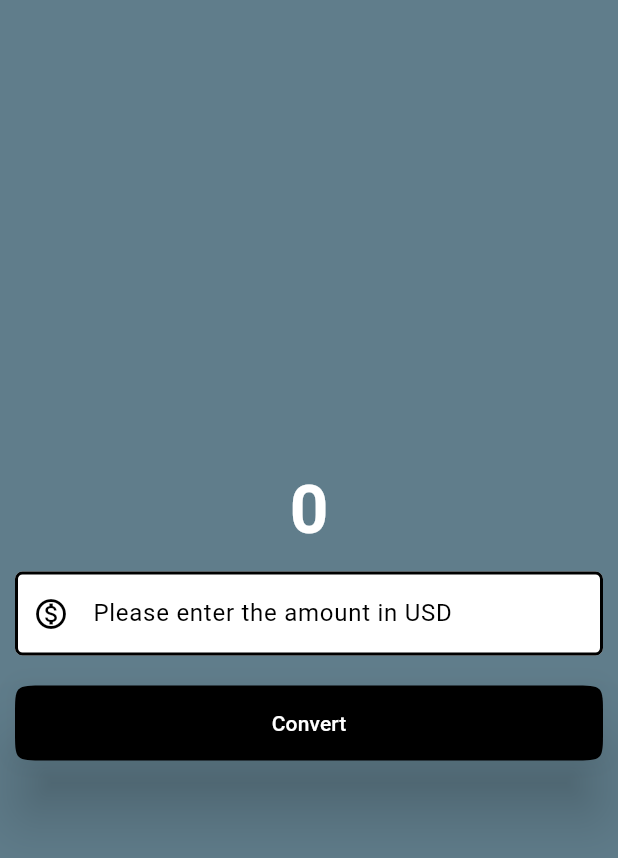
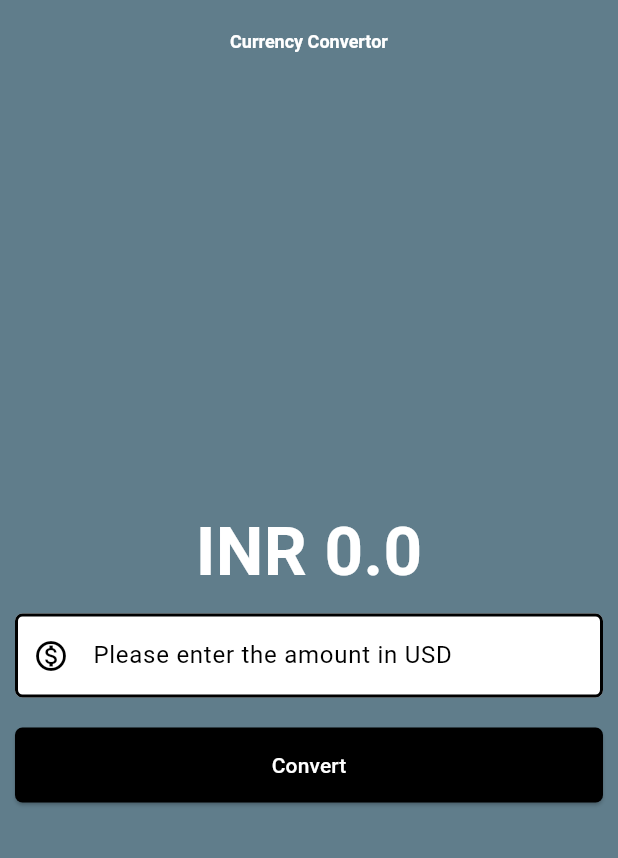
Before and after one commit to Shivangm9669/flutter, a Flutter app: the screen it shows after launch, after a tap on "Convert", on a phone screen of 412 x 824 dp. Shown: the top 858 px of the screen. Run offline on Flutter 3.47's test engine with Material 3 defaults, Android fonts, the phone set to English and light mode, and no system bars; missing offline and left inert: dart:ffi.

Commit message:
last commit

```diff
--- a/currency_convertor/lib/currency_convertor_material_page.dart
+++ b/currency_convertor/lib/currency_convertor_material_page.dart
@@ -1,11 +1,20 @@
-import 'package:flutter/foundation.dart';
+// import 'package:flutter/foundation.dart';
 import 'package:flutter/material.dart';
 // ignore: unused_import
 import 'dart:ffi' as fi;
 
-class CurrencyConvertorMaterialPage extends StatelessWidget {
-  const CurrencyConvertorMaterialPage({super.key});
+class CurrencyConvertorMaterialPagee extends StatefulWidget {
+  const CurrencyConvertorMaterialPagee({super.key});
 
+  @override
+  State<CurrencyConvertorMaterialPagee> createState() =>
+      _CurrencyConvertorMaterialPageestate();
+}
+
+class _CurrencyConvertorMaterialPageestate
+    extends State<CurrencyConvertorMaterialPagee> {
+  final TextEditingController textEditingController = TextEditingController();
+  double result = 0;
   @override
   Widget build(BuildContext context) {
     final bo = OutlineInputBorder(
@@ -16,13 +25,20 @@ class CurrencyConvertorMaterialPage extends StatelessWidget {
         borderRadius: BorderRadius.circular(5));
     return Scaffold(
       backgroundColor: Colors.blueGrey,
+      appBar: AppBar(
+        backgroundColor: Colors.blueGrey,
+        centerTitle: true,
+        title: const Text('Currency Convertor'),
+        titleTextStyle: const TextStyle(
+            color: Colors.white, fontSize: 12, fontWeight: FontWeight.bold),
+      ),
       body: Center(
         child: Column(
           mainAxisAlignment: MainAxisAlignment.center,
           children: [
-            const Text(
-              '0',
-              style: TextStyle(
+            Text(
+              ('INR $result'),
+              style: const TextStyle(
                   fontSize: 45,
                   fontWeight: FontWeight.bold,
                   color: Colors.white),
@@ -31,6 +47,7 @@ class CurrencyConvertorMaterialPage extends StatelessWidget {
               padding: const EdgeInsets.all(10),
               child: TextField(
                 style: const TextStyle(color: Colors.black),
+                controller: textEditingController,
                 decoration: InputDecoration(
                     hintText: 'Please enter the amount in USD',
                     hintStyle: const TextStyle(
@@ -50,22 +67,21 @@ class CurrencyConvertorMaterialPage extends StatelessWidget {
             Padding(
               padding: const EdgeInsets.all(10.0),
               child: ElevatedButton(
-                  onPressed: () {
-                    if (kDebugMode) {
-                      print('Button Clicked');
-                    }
-                  },
-                  style: const ButtonStyle(
-                    elevation: MaterialStatePropertyAll(20),
-                    shape: MaterialStatePropertyAll(ContinuousRectangleBorder(
-                        borderRadius: BorderRadius.all(Radius.circular(20)))),
-                    backgroundColor: MaterialStatePropertyAll(Colors.black),
-                    foregroundColor: MaterialStatePropertyAll(Colors.white),
-                    minimumSize: MaterialStatePropertyAll(
-                      Size(double.infinity, 50),
-                    ),
+                onPressed: () {
+                  setState(() {
+                    result = double.parse(textEditingController.text) * 81;
+                  });
+                },
+                style: ElevatedButton.styleFrom(
+                  backgroundColor: Colors.black,
+                  foregroundColor: Colors.white,
+                  minimumSize: const Size(double.infinity, 50),
+                  shape: RoundedRectangleBorder(
+                    borderRadius: BorderRadius.circular(5),
                   ),
-                  child: const Text("Convert")),
+                ),
+                child: const Text("Convert"),
+              ),
             ),
           ],
         ),
--- a/currency_convertor/lib/main.dart
+++ b/currency_convertor/lib/main.dart
@@ -10,6 +10,6 @@ class MyApp extends StatelessWidget {
 
   @override
   Widget build(BuildContext context) {
-    return const MaterialApp(home: CurrencyConvertorMaterialPage());
+    return const MaterialApp(home: CurrencyConvertorMaterialPagee());
   }
 }
```
